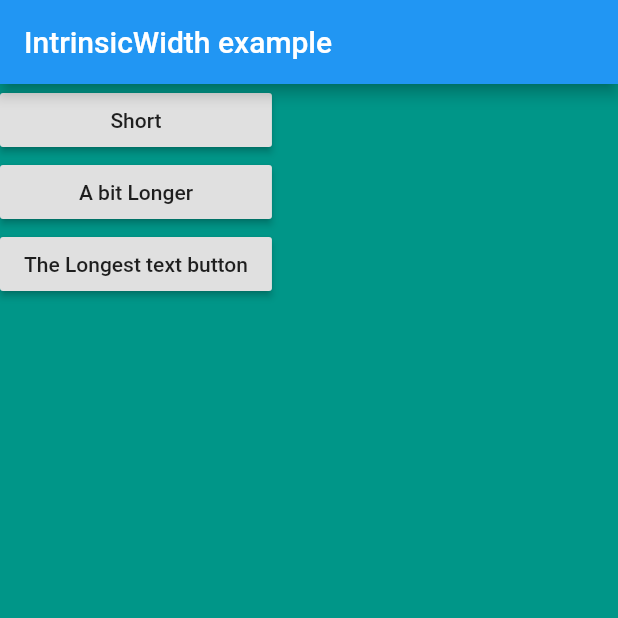
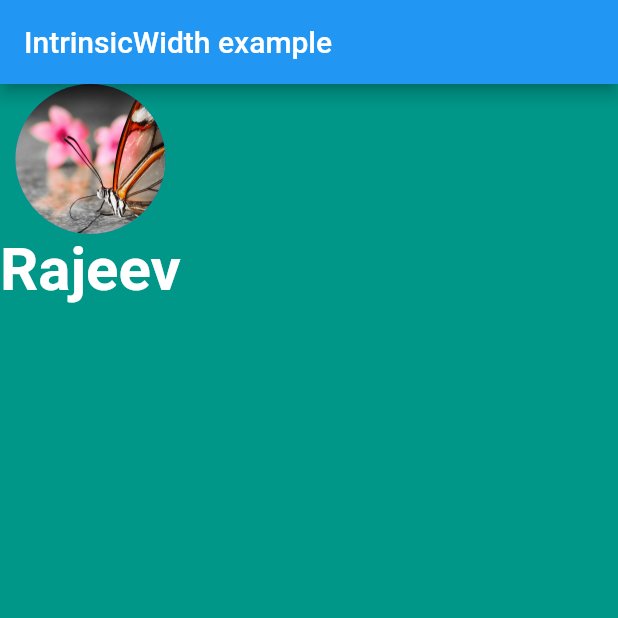
Before and after one commit to rajeevlochansahu/flutter_app_example, a Flutter app: the screen it shows after launch, on a phone screen of 412 x 824 dp, the top half of it. Run offline on Flutter 3.47's test engine with Material 2 defaults, Android fonts, the phone set to English and light mode, and no system bars.

```diff
--- a/lib/main.dart
+++ b/lib/main.dart
@@ -1,4 +1,5 @@
 import 'package:flutter/material.dart';
+import 'package:flutter/widgets.dart';
 
 void main() {
   runApp(MyApp());
@@ -15,24 +16,21 @@ class MyApp extends StatelessWidget {
         backgroundColor: Colors.teal,
         appBar: AppBar(title: Text('IntrinsicWidth example')),
         body: SafeArea(
-          child: IntrinsicWidth(
-            child: Column(
-              crossAxisAlignment: CrossAxisAlignment.stretch,
-              children: <Widget>[
-                RaisedButton(
-                  onPressed: () {},
-                  child: Text('Short'),
-                ),
-                RaisedButton(
-                  onPressed: () {},
-                  child: Text('A bit Longer'),
-                ),
-                RaisedButton(
-                  onPressed: () {},
-                  child: Text('The Longest text button'),
-                ),
-              ],
-            ),
+          child: Column(
+            children: <Widget>[
+              CircleAvatar(
+                radius: 50.0,
+                //backgroundColor: Colors.orange,
+                backgroundImage: AssetImage('images/butterfly.png'),
+              ),
+              Text(
+                'Rajeev',
+                style: TextStyle(
+                    fontSize: 40,
+                    color: Colors.white,
+                    fontWeight: FontWeight.bold),
+              )
+            ],
           ),
         ),
       ),
--- a/pubspec.yaml
+++ b/pubspec.yaml
@@ -45,9 +45,8 @@ flutter:
   uses-material-design: true
 
   # To add assets to your application, add an assets section, like this:
-  # assets:
-  #   - images/a_dot_burr.jpeg
-  #   - images/a_dot_ham.jpeg
+  assets:
+      - images/butterfly.png
 
   # An image asset can refer to one or more resolution-specific "variants", see
   # https://flutter.dev/assets-and-images/#resolution-aware.
```
Also changed, not shown: images/butterfly.png (added).
